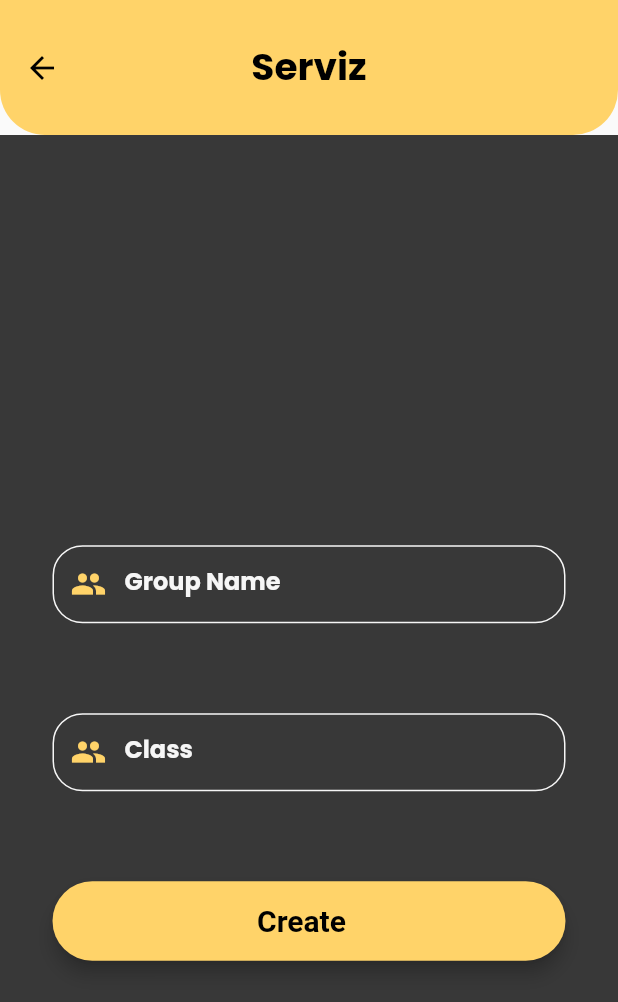
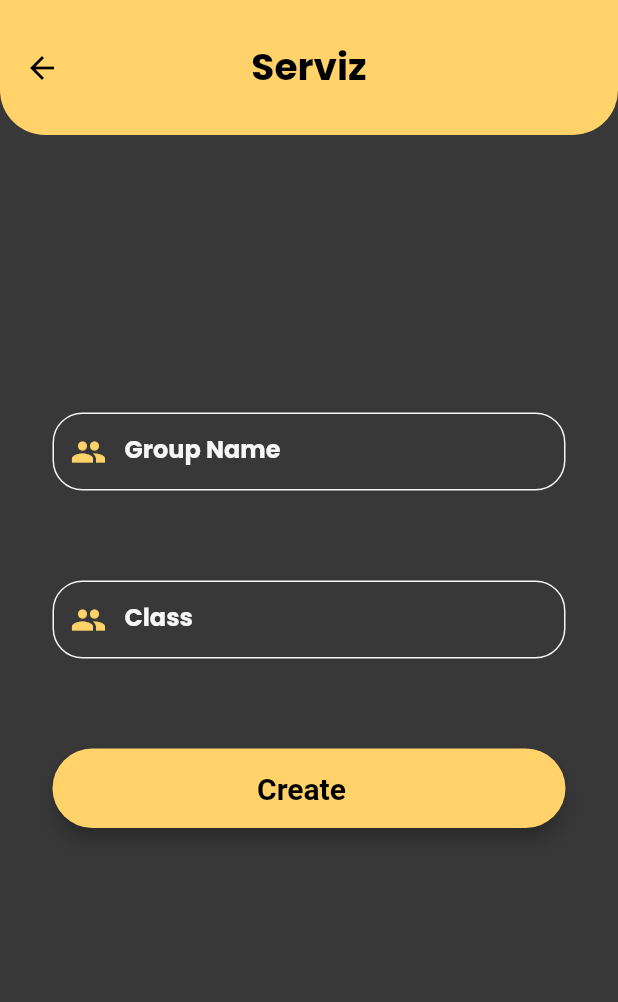
Before and after one commit to jesi318/serviz-old, a Flutter app: the CreateGroupScreen screen opened by its route, on a phone screen of 412 x 824 dp. Shown: the top 1002 px of the screen. Run offline on Flutter 3.47's test engine with Material 2 defaults, Android fonts, the phone set to English and light mode, and no system bars; our stand-ins replace firebase_core, flutter_bounce, get, google_fonts, percent_indicator; accounts and stored records are empty.

Commit message:
fixed create_group bug and added appbar for join_group

```diff
--- a/lib/screens/create_group.dart
+++ b/lib/screens/create_group.dart
@@ -134,18 +134,18 @@ class _CreateGroupScreenState extends State<CreateGroupScreen> {
     return Scaffold(
       appBar: MyBackAppBar(),
       drawer: NavigationDrawer(),
+      backgroundColor: AppColors.grey_background,
       body: Center(
         child: SingleChildScrollView(
           child: Container(
             height: MediaQuery.of(context).size.height,
-            color: AppColors.grey_background,
             child: Padding(
               padding: EdgeInsets.all(35),
               child: Form(
                 child: Column(
-                  mainAxisAlignment: MainAxisAlignment.center,
                   crossAxisAlignment: CrossAxisAlignment.center,
                   children: <Widget>[
+                    SizedBox(height: 150),
                     groupNameField,
                     SizedBox(height: 60),
                     classNameField,
--- a/lib/screens/join_group_form.dart
+++ b/lib/screens/join_group_form.dart
@@ -3,6 +3,7 @@ import 'package:get/get.dart';
 import 'package:google_fonts/google_fonts.dart';
 import 'package:serviz/utils/colors.dart';
 import 'package:flutter_bounce/flutter_bounce.dart';
+import 'package:serviz/widgets/appbar.dart';
 
 class JoinGroupForm extends StatefulWidget {
   @override
@@ -23,6 +24,7 @@ class _JoinGroupFormState extends State<JoinGroupForm> {
   @override
   Widget build(BuildContext context) {
     return Scaffold(
+      appBar: MyBackAppBar(),
       backgroundColor: AppColors.grey_background,
       body: Container(
         child: Padding(
```
